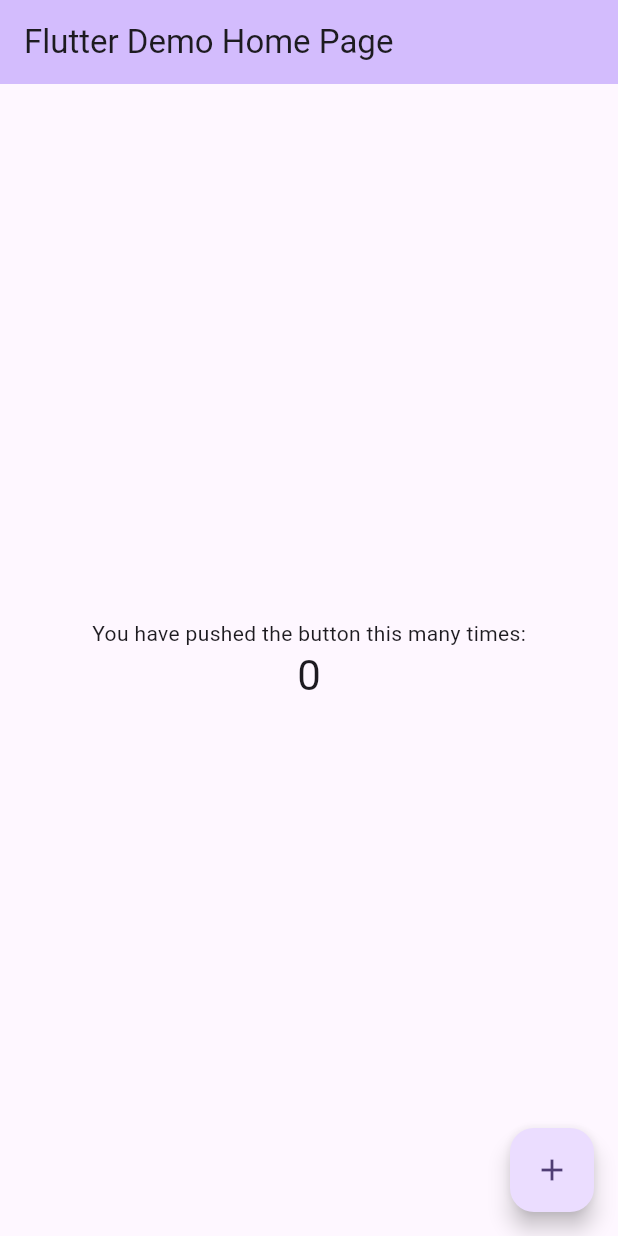
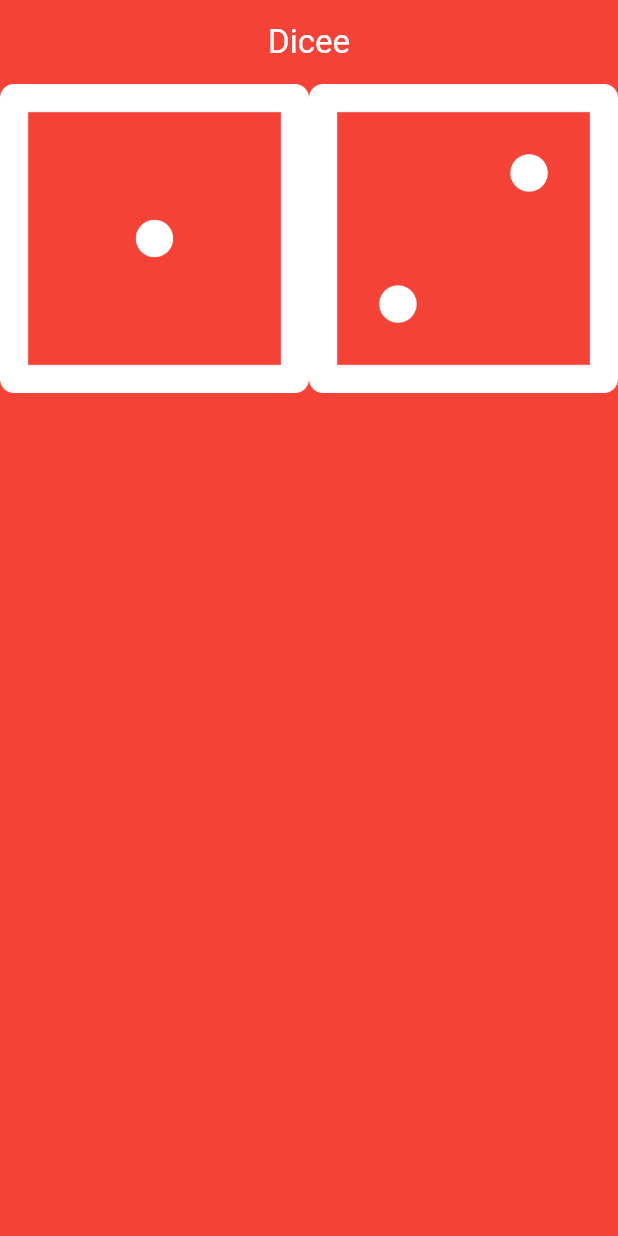
Before and after one commit to aarogyaojha/dicee, a Flutter app: the screen it shows after launch, on a phone screen of 412 x 824 dp. Run offline on Flutter 3.47's test engine with Material 3 defaults, Android fonts, the phone set to English and light mode, and no system bars.

Commit message:
adding images with expanded class

```diff
--- a/lib/main.dart
+++ b/lib/main.dart
@@ -1,122 +1,31 @@
 import 'package:flutter/material.dart';
 
 void main() {
-  runApp(const MyApp());
+  return runApp(
+    MaterialApp(
+      home: Scaffold(
+        backgroundColor: Colors.red,
+        appBar: AppBar(
+          backgroundColor: Colors.red,
+          title: Text("Dicee", style: TextStyle(color: Colors.white)),
+          centerTitle: true,
+        ),
+        body: DicePage(),
+      ),
+    ),
+  );
 }
 
-class MyApp extends StatelessWidget {
-  const MyApp({super.key});
+class DicePage extends StatelessWidget {
+  const DicePage({super.key});
 
-  // This widget is the root of your application.
   @override
   Widget build(BuildContext context) {
-    return MaterialApp(
-      title: 'Flutter Demo',
-      theme: ThemeData(
-        // This is the theme of your application.
-        //
-        // TRY THIS: Try running your application with "flutter run". You'll see
-        // the application has a purple toolbar. Then, without quitting the app,
-        // try changing the seedColor in the colorScheme below to Colors.green
-        // and then invoke "hot reload" (save your changes or press the "hot
-        // reload" button in a Flutter-supported IDE, or press "r" if you used
-        // the command line to start the app).
-        //
-        // Notice that the counter didn't reset back to zero; the application
-        // state is not lost during the reload. To reset the state, use hot
-        // restart instead.
-        //
-        // This works for code too, not just values: Most code changes can be
-        // tested with just a hot reload.
-        colorScheme: ColorScheme.fromSeed(seedColor: Colors.deepPurple),
-      ),
-      home: const MyHomePage(title: 'Flutter Demo Home Page'),
+    return Row(
+      children: [
+        Expanded(child: Image(image: AssetImage("images/dice1.png"))),
+        Expanded(child: Image(image: AssetImage("images/dice2.png"))),
+      ],
     );
   }
 }
-
-class MyHomePage extends StatefulWidget {
-  const MyHomePage({super.key, required this.title});
-
-  // This widget is the home page of your application. It is stateful, meaning
-  // that it has a State object (defined below) that contains fields that affect
-  // how it looks.
-
-  // This class is the configuration for the state. It holds the values (in this
-  // case the title) provided by the parent (in this case the App widget) and
-  // used by the build method of the State. Fields in a Widget subclass are
-  // always marked "final".
-
-  final String title;
-
-  @override
-  State<MyHomePage> createState() => _MyHomePageState();
-}
-
-class _MyHomePageState extends State<MyHomePage> {
-  int _counter = 0;
-
-  void _incrementCounter() {
-    setState(() {
-      // This call to setState tells the Flutter framework that something has
-      // changed in this State, which causes it to rerun the build method below
-      // so that the display can reflect the updated values. If we changed
-      // _counter without calling setState(), then the build method would not be
-      // called again, and so nothing would appear to happen.
-      _counter++;
-    });
-  }
-
-  @override
-  Widget build(BuildContext context) {
-    // This method is rerun every time setState is called, for instance as done
-    // by the _incrementCounter method above.
-    //
-    // The Flutter framework has been optimized to make rerunning build methods
-    // fast, so that you can just rebuild anything that needs updating rather
-    // than having to individually change instances of widgets.
-    return Scaffold(
-      appBar: AppBar(
-        // TRY THIS: Try changing the color here to a specific color (to
-        // Colors.amber, perhaps?) and trigger a hot reload to see the AppBar
-        // change color while the other colors stay the same.
-        backgroundColor: Theme.of(context).colorScheme.inversePrimary,
-        // Here we take the value from the MyHomePage object that was created by
-        // the App.build method, and use it to set our appbar title.
-        title: Text(widget.title),
-      ),
-      body: Center(
-        // Center is a layout widget. It takes a single child and positions it
-        // in the middle of the parent.
-        child: Column(
-          // Column is also a layout widget. It takes a list of children and
-          // arranges them vertically. By default, it sizes itself to fit its
-          // children horizontally, and tries to be as tall as its parent.
-          //
-          // Column has various properties to control how it sizes itself and
-          // how it positions its children. Here we use mainAxisAlignment to
-          // center the children vertically; the main axis here is the vertical
-          // axis because Columns are vertical (the cross axis would be
-          // horizontal).
-          //
-          // TRY THIS: Invoke "debug painting" (choose the "Toggle Debug Paint"
-          // action in the IDE, or press "p" in the console), to see the
-          // wireframe for each widget.
-          mainAxisAlignment: MainAxisAlignment.center,
-          children: <Widget>[
-            const Text('You have pushed the button this many times:'),
-            Text(
-              '$_counter',
-              style: Theme.of(context).textTheme.headlineMedium,
-            ),
-          ],
-        ),
-      ),
-      floatingActionButton: FloatingActionButton(
-        onPressed: _incrementCounter,
-        tooltip: 'Increment',
-        child: const Icon(Icons.add),
-      ), // This trailing comma makes auto-formatting nicer for build methods.
-    );
-  }
-}
--- a/pubspec.yaml
+++ b/pubspec.yaml
@@ -58,9 +58,9 @@ flutter:
   uses-material-design: true
 
   # To add assets to your application, add an assets section, like this:
-  # assets:
-  #   - images/a_dot_burr.jpeg
-  #   - images/a_dot_ham.jpeg
+  assets:
+    - images/
+    # - images/a_dot_ham.jpeg
 
   # An image asset can refer to one or more resolution-specific "variants", see
   # https://flutter.dev/to/resolution-aware-images
```
Also changed, not shown: images/dice1.png (added), images/dice2.png (added), images/dice3.png (added), images/dice4.png (added), images/dice5.png (added), images/dice6.png (added), 15 other files.
